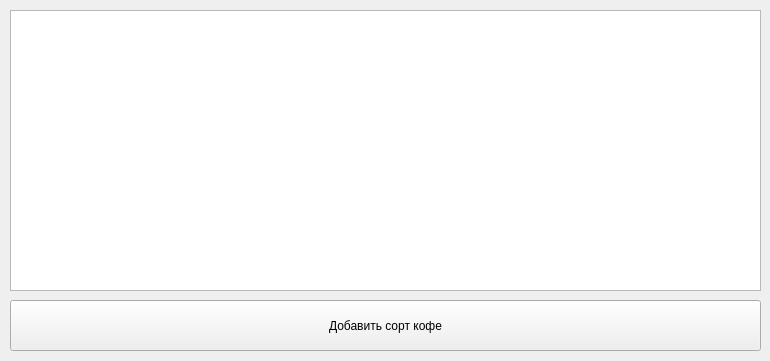
Old version of the form main.ui in the repository kostanakhamkin/coffe-project.
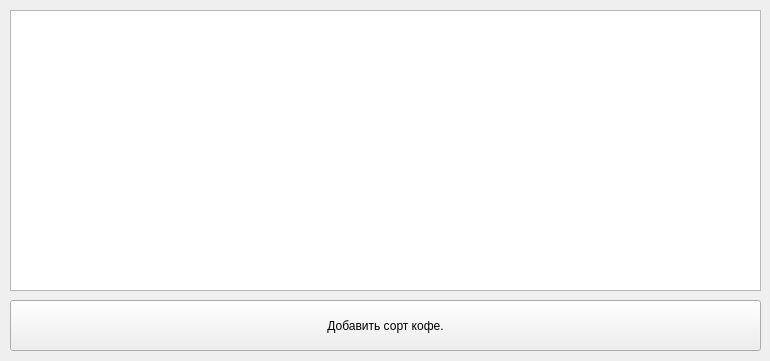
New version of the form.

Commit message: you can update db

Patch:
```diff
--- a/main.ui
+++ b/main.ui
@@ -36,7 +36,7 @@
     <string notr="true">font: 24pt &quot;Calibri&quot;;</string>
    </property>
    <property name="text">
-    <string>Добавить сорт кофе</string>
+    <string>Добавить сорт кофе.</string>
    </property>
   </widget>
  </widget>
```
The commit also changes 2 other files.
